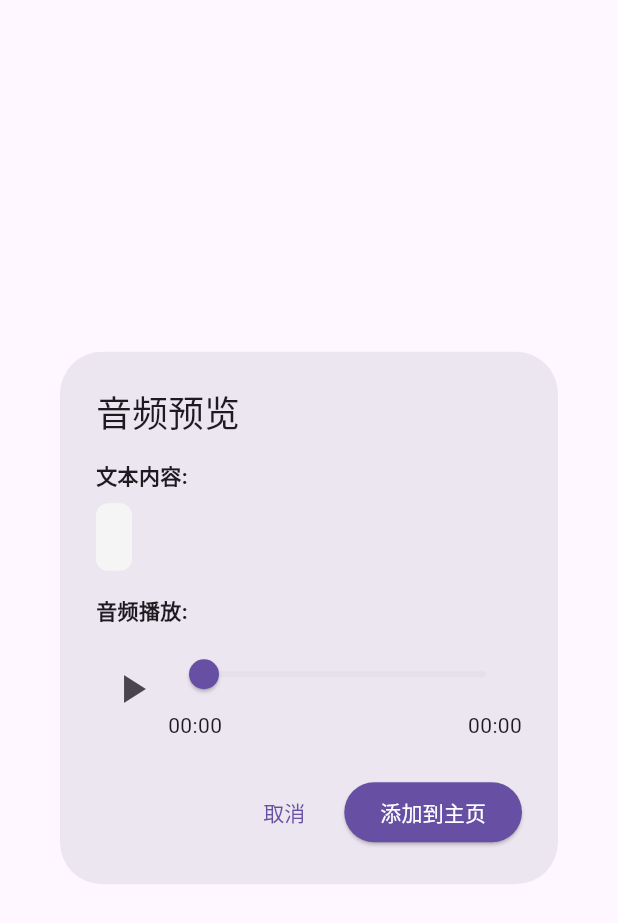
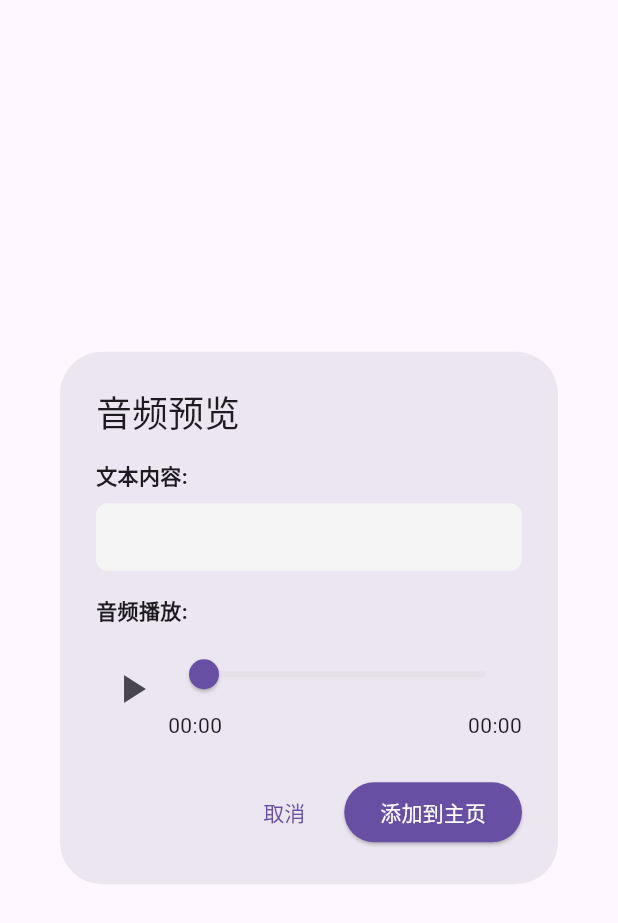
Before and after one commit to AimMetal-jy/AuraLab, a Flutter app: the AudioPreviewDialog widget shown alone on an empty page, opened directly with empty values, on a phone screen of 412 x 824 dp. Shown: the top 923 px of the screen. Run offline on Flutter 3.47's test engine with Material 3 defaults, Android fonts, the phone set to English and light mode, and no system bars; our stand-ins replace audioplayers, file_picker, flutter_markdown; accounts and stored records are empty.

Commit message:
fix&style: 调整音频选择页面对齐方式并优化预览对话框布局
将音频选择页面的文本对齐方式从起始对齐改为居中对齐，提升视觉一致性。优化预览对话框的文本显示区域，使其宽度自适应并添加滚动功能，同时将文本居中对齐以改善长文本的可读性。

```diff
--- a/lib/screens/audio/audio_selection_page.dart
+++ b/lib/screens/audio/audio_selection_page.dart
@@ -415,7 +415,7 @@ class _AudioSelectionPageState extends State<AudioSelectionPage>
             child: Padding(
               padding: const EdgeInsets.all(16.0),
               child: Column(
-                crossAxisAlignment: CrossAxisAlignment.start,
+                crossAxisAlignment: CrossAxisAlignment.center,
                 children: [
                   const Text(
                     '与AI对话，生成您需要的文本内容',
@@ -1494,15 +1494,21 @@ class _AudioPreviewDialogState extends State<AudioPreviewDialog> {
               style: TextStyle(fontWeight: FontWeight.bold),
             ),
             const SizedBox(height: 8),
-            Container(
+            Flexible(
+              child: Container(
+                width: double.infinity, // 让Container宽度占满
                 padding: const EdgeInsets.all(12),
                 decoration: BoxDecoration(
                   color: Colors.grey[100],
                   borderRadius: BorderRadius.circular(8),
                 ),
+                child: SingleChildScrollView(
                   child: Text(
                     widget.text,
                     style: const TextStyle(fontSize: 14),
+                    textAlign: TextAlign.center, // 文本居中
+                  ),
+                ),
               ),
             ),
             const SizedBox(height: 16),
```
Lines whose indentation alone changed are shown as unchanged.
